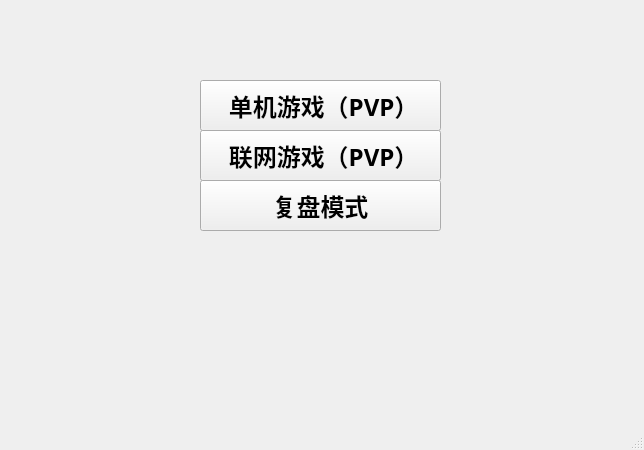
The window that NoGowithStart/startwindow.ui (Zhouyutian22/NoGoTeam3) describes before a commit, drawn with Qt 5.
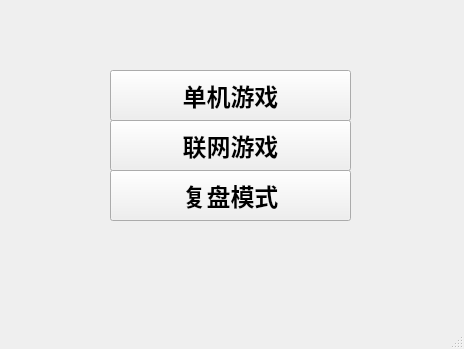
The same window after the commit.

Patch:
```diff
--- a/NoGowithStart/startwindow.ui
+++ b/NoGowithStart/startwindow.ui
@@ -6,8 +6,8 @@
    <rect>
     <x>0</x>
     <y>0</y>
-    <width>644</width>
-    <height>450</height>
+    <width>464</width>
+    <height>349</height>
    </rect>
   </property>
   <property name="windowTitle">
@@ -17,8 +17,8 @@
    <widget class="QPushButton" name="SingleGame">
     <property name="geometry">
      <rect>
-      <x>200</x>
-      <y>80</y>
+      <x>110</x>
+      <y>70</y>
       <width>241</width>
       <height>51</height>
      </rect>
@@ -31,14 +31,14 @@
      </font>
     </property>
     <property name="text">
-     <string> 单机游戏（PVP）</string>
+     <string>单机游戏</string>
     </property>
    </widget>
    <widget class="QPushButton" name="NetGame">
     <property name="geometry">
      <rect>
-      <x>200</x>
-      <y>130</y>
+      <x>110</x>
+      <y>120</y>
       <width>241</width>
       <height>51</height>
      </rect>
@@ -51,14 +51,14 @@
      </font>
     </property>
     <property name="text">
-     <string> 联网游戏（PVP）</string>
+     <string>联网游戏</string>
     </property>
    </widget>
    <widget class="QPushButton" name="RecordPattern">
     <property name="geometry">
      <rect>
-      <x>200</x>
-      <y>180</y>
+      <x>110</x>
+      <y>170</y>
       <width>241</width>
       <height>51</height>
      </rect>
```
Left out of the diff: 2 changed lines with no effect on the pictures.
